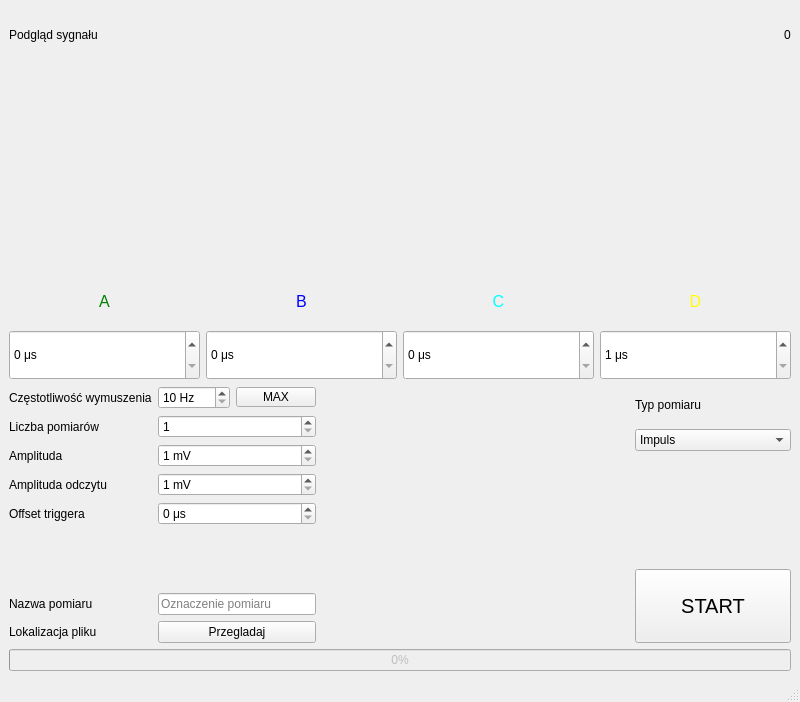
First picture: the form in mainwindow.ui, repository KamilWarczekIP/Arykul_pomiary_nuromorfika, before the edit.
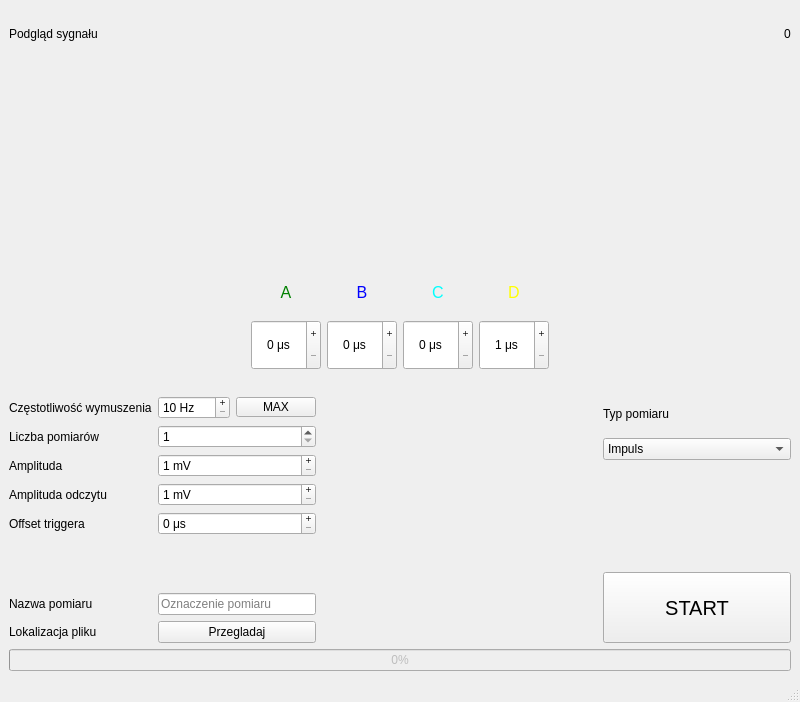
Second picture: the form after the edit.

What changed in the file:
```diff
--- a/mainwindow.ui
+++ b/mainwindow.ui
@@ -20,7 +20,7 @@
    <string>MainWindow</string>
   </property>
   <widget class="QWidget" name="centralwidget">
-   <layout class="QVBoxLayout" name="verticalLayout" stretch="1,4,2,5,1">
+   <layout class="QVBoxLayout" name="verticalLayout" stretch="1,4,2,0,5,1">
     <item>
      <layout class="QHBoxLayout" name="horizontalLayout_4">
       <item>
@@ -64,6 +64,22 @@
     </item>
     <item>
      <layout class="QHBoxLayout" name="horizontalLayout_2">
+      <item>
+       <spacer name="horizontalSpacer_3">
+        <property name="orientation">
+         <enum>Qt::Orientation::Horizontal</enum>
+        </property>
+        <property name="sizeType">
+         <enum>QSizePolicy::Policy::MinimumExpanding</enum>
+        </property>
+        <property name="sizeHint" stdset="0">
+         <size>
+          <width>40</width>
+          <height>20</height>
+         </size>
+        </property>
+       </spacer>
+      </item>
       <item>
        <layout class="QVBoxLayout" name="verticalLayout_A" stretch="1,2">
         <item>
@@ -101,6 +117,12 @@
             <height>50</height>
            </size>
           </property>
+          <property name="alignment">
+           <set>Qt::AlignmentFlag::AlignCenter</set>
+          </property>
+          <property name="buttonSymbols">
+           <enum>QAbstractSpinBox::ButtonSymbols::PlusMinus</enum>
+          </property>
           <property name="suffix">
            <string> μs</string>
           </property>
@@ -151,6 +173,12 @@
             <height>50</height>
            </size>
           </property>
+          <property name="alignment">
+           <set>Qt::AlignmentFlag::AlignCenter</set>
+          </property>
+          <property name="buttonSymbols">
+           <enum>QAbstractSpinBox::ButtonSymbols::PlusMinus</enum>
+          </property>
           <property name="suffix">
            <string> μs</string>
           </property>
@@ -201,6 +229,12 @@
             <height>50</height>
            </size>
           </property>
+          <property name="alignment">
+           <set>Qt::AlignmentFlag::AlignCenter</set>
+          </property>
+          <property name="buttonSymbols">
+           <enum>QAbstractSpinBox::ButtonSymbols::PlusMinus</enum>
+          </property>
           <property name="suffix">
            <string> μs</string>
           </property>
@@ -251,6 +285,12 @@
             <height>50</height>
            </size>
           </property>
+          <property name="alignment">
+           <set>Qt::AlignmentFlag::AlignCenter</set>
+          </property>
+          <property name="buttonSymbols">
+           <enum>QAbstractSpinBox::ButtonSymbols::PlusMinus</enum>
+          </property>
           <property name="suffix">
            <string> μs</string>
           </property>
@@ -264,10 +304,39 @@
         </item>
        </layout>
       </item>
+      <item>
+       <spacer name="horizontalSpacer_4">
+        <property name="orientation">
+         <enum>Qt::Orientation::Horizontal</enum>
+        </property>
+        <property name="sizeType">
+         <enum>QSizePolicy::Policy::MinimumExpanding</enum>
+        </property>
+        <property name="sizeHint" stdset="0">
+         <size>
+          <width>40</width>
+          <height>20</height>
+         </size>
+        </property>
+       </spacer>
+      </item>
      </layout>
     </item>
     <item>
-     <layout class="QHBoxLayout" name="horizontalLayout" stretch="3,4,2">
+     <spacer name="verticalSpacer_4">
+      <property name="orientation">
+       <enum>Qt::Orientation::Vertical</enum>
+      </property>
+      <property name="sizeHint" stdset="0">
+       <size>
+        <width>20</width>
+        <height>20</height>
+       </size>
+      </property>
+     </spacer>
+    </item>
+    <item>
+     <layout class="QHBoxLayout" name="horizontalLayout" stretch="3,3,2">
       <item>
        <layout class="QFormLayout" name="formLayout">
         <item row="2" column="1">
@@ -278,6 +347,9 @@
             <height>16777215</height>
            </size>
           </property>
+          <property name="showGroupSeparator" stdset="0">
+           <bool>false</bool>
+          </property>
           <property name="minimum">
            <number>1</number>
           </property>
@@ -357,6 +429,9 @@
             <height>16777215</height>
            </size>
           </property>
+          <property name="buttonSymbols">
+           <enum>QAbstractSpinBox::ButtonSymbols::PlusMinus</enum>
+          </property>
           <property name="suffix">
            <string> mV</string>
           </property>
@@ -376,6 +451,9 @@
             <height>16777215</height>
            </size>
           </property>
+          <property name="buttonSymbols">
+           <enum>QAbstractSpinBox::ButtonSymbols::PlusMinus</enum>
+          </property>
           <property name="suffix">
            <string> mV</string>
           </property>
@@ -404,6 +482,9 @@
               <height>16777215</height>
              </size>
             </property>
+            <property name="buttonSymbols">
+             <enum>QAbstractSpinBox::ButtonSymbols::PlusMinus</enum>
+            </property>
             <property name="suffix">
              <string> Hz</string>
             </property>
@@ -452,6 +533,9 @@
             <height>16777215</height>
            </size>
           </property>
+          <property name="buttonSymbols">
+           <enum>QAbstractSpinBox::ButtonSymbols::PlusMinus</enum>
+          </property>
           <property name="suffix">
            <string> μs</string>
           </property>
```
